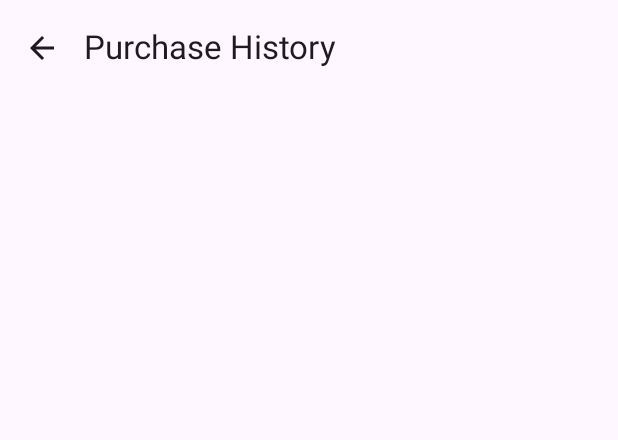
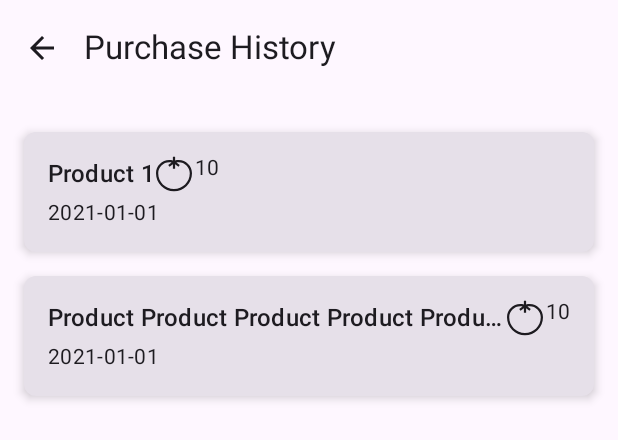
Before and after one commit to kezc/FocusFuel, an Android app built with Jetpack Compose: the @Preview function PurchaseHistoryScreenPreview, on a phone screen of 412 x 824 dp. Shown: the top 440 px of the screen. Run offline under Robolectric (Android 15) with nearby library versions, the phone set to English and light mode, and no system bars; our stand-ins replace Compose Multiplatform resources; libraries missing offline, so code that uses them is left out: com.slack.circuit, me.tatarka.inject, software.amazon.lastmile.

Commit message:
Improve Purchase history layout

```diff
--- a/composeApp/src/commonMain/kotlin/pl/wojtek/focusfuel/features/history/PurchaseHistoryScreen.kt
+++ b/composeApp/src/commonMain/kotlin/pl/wojtek/focusfuel/features/history/PurchaseHistoryScreen.kt
@@ -1,21 +1,31 @@
 package pl.wojtek.focusfuel.features.history
 
 import androidx.compose.foundation.layout.Column
+import androidx.compose.foundation.layout.IntrinsicSize
+import androidx.compose.foundation.layout.Row
 import androidx.compose.foundation.layout.fillMaxWidth
 import androidx.compose.foundation.layout.padding
+import androidx.compose.foundation.layout.width
+import androidx.compose.foundation.shape.RoundedCornerShape
+import androidx.compose.material3.Card
+import androidx.compose.material3.CardDefaults
 import androidx.compose.material3.ExperimentalMaterial3Api
+import androidx.compose.material3.Icon
 import androidx.compose.material3.MaterialTheme
 import androidx.compose.material3.Scaffold
 import androidx.compose.material3.Text
 import androidx.compose.material3.TopAppBar
 import androidx.compose.runtime.Composable
 import androidx.compose.ui.Modifier
+import androidx.compose.ui.text.style.TextOverflow
 import androidx.compose.ui.unit.dp
 import com.slack.circuit.codegen.annotations.CircuitInject
 import com.slack.circuit.runtime.screen.Screen
 import com.slack.circuit.runtime.ui.Ui
 import focusfuel.composeapp.generated.resources.Res
+import focusfuel.composeapp.generated.resources.ic_tomato
 import focusfuel.composeapp.generated.resources.purchase_history_title
+import org.jetbrains.compose.resources.painterResource
 import org.jetbrains.compose.resources.stringResource
 import org.jetbrains.compose.ui.tooling.preview.Preview
 import pl.wojtek.focusfuel.ui.AppCloseIcon
@@ -52,11 +62,38 @@ fun PurchaseHistoryUI(
     ) { innerPadding ->
         Column(modifier = Modifier.padding(innerPadding).padding(16.dp)) {
             state.purchases.forEach { purchase ->
-                Text(
-                    text = "${purchase.productName} - ${purchase.formattedDate} - $${purchase.price}",
+                Card(
                     modifier = Modifier.fillMaxWidth().padding(vertical = 8.dp),
-                    style = MaterialTheme.typography.bodyLarge
-                )
+                    shape = RoundedCornerShape(8.dp),
+                    elevation = CardDefaults.cardElevation(defaultElevation = 4.dp)
+                ) {
+                    Column(
+                        modifier = Modifier.padding(16.dp)
+                    ) {
+                        Row(modifier = Modifier.width(IntrinsicSize.Max)) {
+                            Text(
+                                modifier = Modifier.weight(1f),
+                                text = purchase.productName,
+                                style = MaterialTheme.typography.titleMedium,
+                                maxLines = 1,
+                                overflow = TextOverflow.Ellipsis
+                            )
+                            Row {
+                                Icon(
+                                    painter = painterResource(Res.drawable.ic_tomato),
+                                    contentDescription = "Pomodoros",
+                                    modifier = Modifier.padding(end = 2.dp)
+                                )
+                                Text(text = "${purchase.price}")
+                            }
+                        }
+                        Text(
+                            text = purchase.formattedDate,
+                            style = MaterialTheme.typography.bodyMedium,
+                            modifier = Modifier.padding(top = 4.dp)
+                        )
+                    }
+                }
             }
         }
     }
@@ -65,5 +102,18 @@ fun PurchaseHistoryUI(
 @Preview
 @Composable
 fun PurchaseHistoryScreenPreview() {
-    PurchaseHistoryUI(state = PurchaseHistoryState() {})
+    PurchaseHistoryUI(state = PurchaseHistoryState(
+        purchases = listOf(
+            PurchaseItem(
+                productName = "Product 1",
+                price = 10,
+                formattedDate = "2021-01-01"
+            ),
+            PurchaseItem(
+                productName = "Product Product Product Product Product 1",
+                price = 10,
+                formattedDate = "2021-01-01"
+            ),
+        )
+    ) {})
 }
--- a/composeApp/src/commonMain/kotlin/pl/wojtek/focusfuel/features/shop/ShopScreen.kt
+++ b/composeApp/src/commonMain/kotlin/pl/wojtek/focusfuel/features/shop/ShopScreen.kt
@@ -128,7 +128,7 @@ fun AddNewProductCard(eventSink: (ShopEvent) -> Unit) {
         colors = CardDefaults.cardColors(containerColor = MaterialTheme.colorScheme.surface)
     ) {
         Row(
-            modifier = Modifier.fillMaxWidth().padding(top = 2.dp, bottom = 2.dp, start = 16.dp, end = 16.dp),
+            modifier = Modifier.fillMaxWidth().padding(top = 2.dp, bottom = 2.dp, start = 4.dp, end = 4.dp),
             horizontalArrangement = Arrangement.Center,
             verticalAlignment = CenterVertically
         ) {
```
